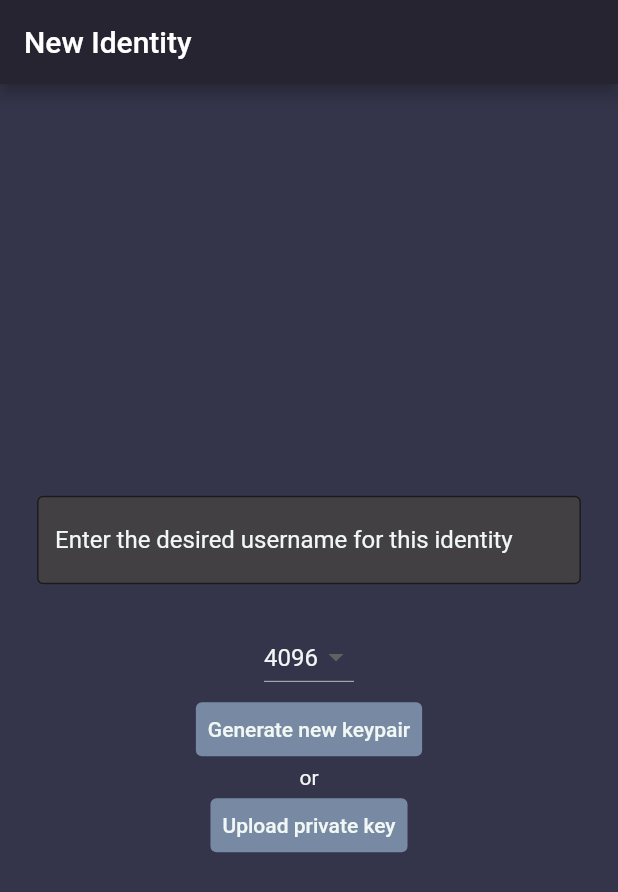
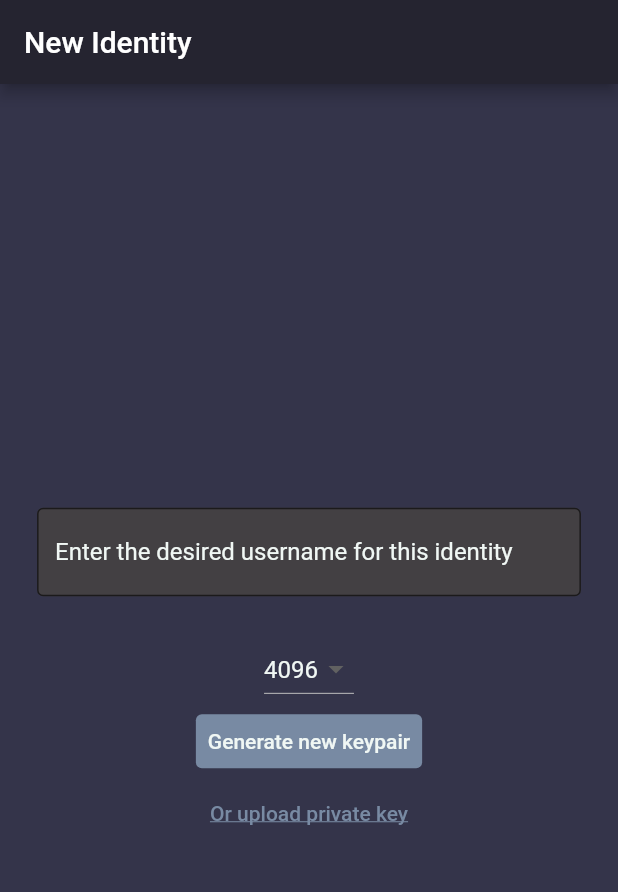
Before and after one commit to Minetest-j45/eme, a Flutter app: the screen it shows after launch, on a phone screen of 412 x 824 dp. Shown: the top 892 px of the screen. Run offline on Flutter 3.47's test engine with Material 2 defaults, Android fonts, the phone set to English and light mode, and no system bars; our stand-ins replace file_picker, flutter_secure_storage, qr_flutter; missing offline and left inert: app_settings, clipboard, fast_rsa, qr_code_scanner; project files that could hold a hidden picture were left out.

Commit message:
Improvments to new identity

```diff
--- a/lib/ids.dart
+++ b/lib/ids.dart
@@ -28,7 +28,9 @@ class _NewIdentityPageState extends State<NewIdentityPage> {
   final nameController = TextEditingController();
   @override
   Widget build(BuildContext context) {
-    return MaterialApp(
+    return WillPopScope(
+        onWillPop: () async => false,
+        child: MaterialApp(
             theme: Colours.theme,
             home: Scaffold(
               appBar: AppBar(
@@ -39,15 +41,16 @@ class _NewIdentityPageState extends State<NewIdentityPage> {
                   mainAxisAlignment: MainAxisAlignment.center,
                   children: <Widget>[
                     Padding(
-                  padding:
-                      EdgeInsets.all(MediaQuery.of(context).size.width * 0.06),
+                      padding: EdgeInsets.all(
+                          MediaQuery.of(context).size.width * 0.06),
                       child: FutureBuilder(
                         future: _identitiesNameArr(),
                         builder: (context, snapshot) {
                           if (snapshot.hasData) {
                             return Form(
                               key: _usernameInputFormKey,
-                          autovalidateMode: AutovalidateMode.onUserInteraction,
+                              autovalidateMode:
+                                  AutovalidateMode.onUserInteraction,
                               child: TextFormField(
                                 autovalidateMode:
                                     AutovalidateMode.onUserInteraction,
@@ -73,7 +76,8 @@ class _NewIdentityPageState extends State<NewIdentityPage> {
                                   border: OutlineInputBorder(),
                                   hintText:
                                       'Enter the desired username for this identity',
-                              hintStyle: TextStyle(color: Colours.mintCream),
+                                  hintStyle:
+                                      TextStyle(color: Colours.mintCream),
                                 ),
                               ),
                             );
@@ -96,7 +100,8 @@ class _NewIdentityPageState extends State<NewIdentityPage> {
                               value: value,
                               child: Text(
                                 value,
-                            style: const TextStyle(color: Colours.mintCream),
+                                style:
+                                    const TextStyle(color: Colours.mintCream),
                               ),
                             );
                           }).toList(),
@@ -145,22 +150,19 @@ class _NewIdentityPageState extends State<NewIdentityPage> {
                         });
                       },
                     ),
-                const Text("or", style: TextStyle(color: Colours.mintCream)),
                     TextButton(
-                    style: ButtonStyle(
-                        backgroundColor:
-                            MaterialStateProperty.all(Colours.slateGray)),
                         onPressed: () async {
-                      FilePickerResult? result =
-                          await FilePicker.platform.pickFiles(withData: true);
+                          FilePickerResult? result = await FilePicker.platform
+                              .pickFiles(withData: true);
 
                           if (result != null) {
-                        var private = utf8.decode(result.files.first.bytes!);
+                            var private =
+                                utf8.decode(result.files.first.bytes!);
                             String public = "";
 
                             try {
-                          public =
-                              await RSA.convertPrivateKeyToPublicKey(private);
+                              public = await RSA
+                                  .convertPrivateKeyToPublicKey(private);
 
                               await RSA.encryptOAEP(
                                   "test", "", Hash.SHA256, public);
@@ -203,18 +205,19 @@ class _NewIdentityPageState extends State<NewIdentityPage> {
                                 },
                               );
                             }
-                      } else {
-                        // User canceled the picker
                           }
                         },
                         child: const Text(
-                      "Upload private key",
-                      style: TextStyle(color: Colours.mintCream),
+                          "Or upload private key",
+                          style: TextStyle(
+                            color: Colours.slateGray,
+                            decoration: TextDecoration.underline,
+                          ),
                         )),
                   ],
                 ),
               ),
-        ));
+            )));
   }
 }
 
```
Lines whose indentation alone changed are shown as unchanged.
